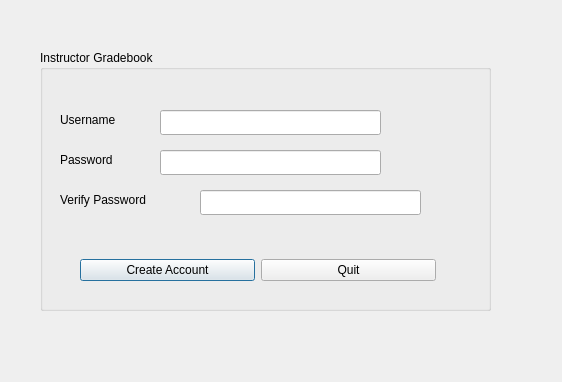
First picture: the form in src/CreateUser.ui, repository meeksjt/SuperTeacherGradebook499, before the edit.
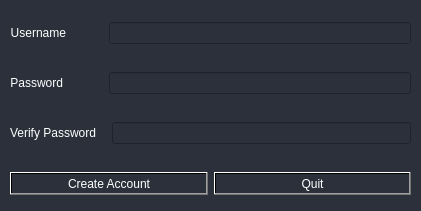
Second picture: the form after the edit.

```diff
--- a/src/CreateUser.ui
+++ b/src/CreateUser.ui
@@ -6,86 +6,141 @@
    <rect>
     <x>0</x>
     <y>0</y>
-    <width>562</width>
-    <height>382</height>
+    <width>421</width>
+    <height>211</height>
    </rect>
   </property>
   <property name="windowTitle">
    <string>Instructor Grading Program: Create Account</string>
   </property>
-  <widget class="QGroupBox" name="loginGroupBox">
-   <property name="geometry">
-    <rect>
-     <x>40</x>
-     <y>50</y>
-     <width>451</width>
-     <height>261</height>
-    </rect>
-   </property>
-   <property name="title">
-    <string>Instructor Gradebook</string>
-   </property>
-   <widget class="QLineEdit" name="usernameField">
+  <property name="styleSheet">
+   <string notr="true">background-color: rgb(43, 48, 59);
+color: rgb(255, 255, 255);</string>
+  </property>
+  <widget class="QWidget" name="verticalLayoutWidget">
     <property name="geometry">
      <rect>
-      <x>120</x>
-      <y>60</y>
-      <width>221</width>
-      <height>25</height>
-     </rect>
-    </property>
-   </widget>
-   <widget class="QLineEdit" name="passwordField">
-    <property name="geometry">
-     <rect>
-      <x>120</x>
-      <y>100</y>
-      <width>221</width>
-      <height>25</height>
-     </rect>
-    </property>
-    <property name="echoMode">
-     <enum>QLineEdit::Password</enum>
-    </property>
-   </widget>
+     <x>10</x>
+     <y>0</y>
+     <width>401</width>
+     <height>221</height>
+    </rect>
+   </property>
+   <layout class="QVBoxLayout" name="verticalLayout">
+    <item>
+     <layout class="QHBoxLayout" name="horizontalLayout_2">
+      <item>
    <widget class="QLabel" name="usernameLabel">
-    <property name="geometry">
-     <rect>
-      <x>20</x>
-      <y>60</y>
-      <width>81</width>
-      <height>19</height>
-     </rect>
-    </property>
     <property name="text">
      <string>Username</string>
     </property>
-   </widget>
+        <property name="alignment">
+         <set>Qt::AlignRight|Qt::AlignTrailing|Qt::AlignVCenter</set>
+        </property>
+       </widget>
+      </item>
+      <item>
+       <spacer name="horizontalSpacer_4">
+        <property name="orientation">
+         <enum>Qt::Horizontal</enum>
+        </property>
+        <property name="sizeType">
+         <enum>QSizePolicy::Fixed</enum>
+        </property>
+        <property name="sizeHint" stdset="0">
+         <size>
+          <width>37</width>
+          <height>20</height>
+         </size>
+        </property>
+       </spacer>
+      </item>
+      <item>
+       <widget class="QLineEdit" name="usernameField"/>
+      </item>
+     </layout>
+    </item>
+    <item>
+     <layout class="QHBoxLayout" name="horizontalLayout_3">
+      <item>
    <widget class="QLabel" name="passwordLabel">
-    <property name="geometry">
-     <rect>
-      <x>20</x>
-      <y>100</y>
-      <width>81</width>
-      <height>19</height>
-     </rect>
-    </property>
     <property name="text">
      <string>Password</string>
     </property>
-   </widget>
-   <widget class="QWidget" name="horizontalLayoutWidget">
-    <property name="geometry">
-     <rect>
-      <x>40</x>
-      <y>200</y>
-      <width>356</width>
-      <height>41</height>
-     </rect>
-    </property>
+        <property name="alignment">
+         <set>Qt::AlignRight|Qt::AlignTrailing|Qt::AlignVCenter</set>
+        </property>
+       </widget>
+      </item>
+      <item>
+       <spacer name="horizontalSpacer_5">
+        <property name="orientation">
+         <enum>Qt::Horizontal</enum>
+        </property>
+        <property name="sizeType">
+         <enum>QSizePolicy::Fixed</enum>
+        </property>
+        <property name="sizeHint" stdset="0">
+         <size>
+          <width>40</width>
+          <height>20</height>
+         </size>
+        </property>
+       </spacer>
+      </item>
+      <item>
+       <widget class="QLineEdit" name="passwordField">
+        <property name="echoMode">
+         <enum>QLineEdit::Password</enum>
+        </property>
+       </widget>
+      </item>
+     </layout>
+    </item>
+    <item>
+     <layout class="QHBoxLayout" name="horizontalLayout_4">
+      <item>
+       <widget class="QLabel" name="verifyPasswordLabel">
+        <property name="text">
+         <string>Verify Password</string>
+        </property>
+        <property name="alignment">
+         <set>Qt::AlignRight|Qt::AlignTrailing|Qt::AlignVCenter</set>
+        </property>
+       </widget>
+      </item>
+      <item>
+       <spacer name="horizontalSpacer_6">
+        <property name="orientation">
+         <enum>Qt::Horizontal</enum>
+        </property>
+        <property name="sizeType">
+         <enum>QSizePolicy::Fixed</enum>
+        </property>
+        <property name="sizeHint" stdset="0">
+         <size>
+          <width>10</width>
+          <height>20</height>
+         </size>
+        </property>
+       </spacer>
+      </item>
+      <item>
+       <widget class="QLineEdit" name="verifyPasswordField">
+        <property name="echoMode">
+         <enum>QLineEdit::Password</enum>
+        </property>
+       </widget>
+      </item>
+     </layout>
+    </item>
+    <item>
     <layout class="QHBoxLayout" name="horizontalLayout">
      <item>
       <widget class="QPushButton" name="createAccountButton">
+        <property name="styleSheet">
+         <string notr="true">background-color: qlineargradient(spread:pad, x1:1, y1:1, x2:1, y2:1, stop:0 rgba(43, 48, 59, 255), stop:1 rgba(0, 0, 127, 255));</string>
+        </property>
        <property name="text">
         <string>Create Account</string>
        </property>
@@ -93,39 +148,17 @@
      </item>
      <item>
       <widget class="QPushButton" name="quitButton">
+        <property name="styleSheet">
+         <string notr="true">background-color: qlineargradient(spread:pad, x1:1, y1:1, x2:1, y2:1, stop:0 rgba(43, 48, 59, 255), stop:1 rgba(0, 0, 127, 255));</string>
+        </property>
        <property name="text">
         <string>Quit</string>
        </property>
       </widget>
      </item>
     </layout>
-   </widget>
-   <widget class="QLineEdit" name="verifyPasswordField">
-    <property name="geometry">
-     <rect>
-      <x>160</x>
-      <y>140</y>
-      <width>221</width>
-      <height>25</height>
-     </rect>
-    </property>
-    <property name="echoMode">
-     <enum>QLineEdit::Password</enum>
-    </property>
-   </widget>
-   <widget class="QLabel" name="verifyPasswordLabel">
-    <property name="geometry">
-     <rect>
-      <x>20</x>
-      <y>140</y>
-      <width>131</width>
-      <height>19</height>
-     </rect>
-    </property>
-    <property name="text">
-     <string>Verify Password</string>
-    </property>
-   </widget>
+    </item>
+   </layout>
   </widget>
  </widget>
  <tabstops>
```
Lines whose indentation alone changed are shown as unchanged.
